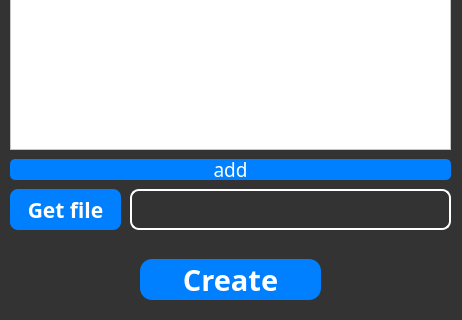
The window that ui/create_schedule.ui (Alchemmist/SchoolRing) describes before a commit, drawn with Qt 5; both pictures show x 0 to 462 and y 271 to 591 of the 462 by 591 pixel window.
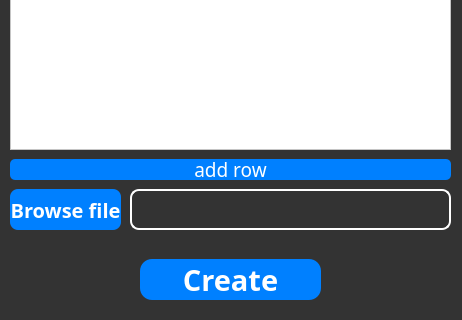
The same window after the commit.

Commit message: work on a edit/delete/add schedule on day

Patch:
```diff
--- a/ui/create_schedule.ui
+++ b/ui/create_schedule.ui
@@ -292,7 +292,7 @@
 </string>
    </property>
    <property name="text">
-    <string>add</string>
+    <string>add row</string>
    </property>
    <property name="iconSize">
     <size>
@@ -313,7 +313,7 @@
    <property name="font">
     <font>
      <family>Yandex Sans Display Bold</family>
-     <pointsize>16</pointsize>
+     <pointsize>15</pointsize>
      <weight>75</weight>
      <bold>true</bold>
     </font>
@@ -328,7 +328,7 @@
 </string>
    </property>
    <property name="text">
-    <string>Get file</string>
+    <string>Browse file</string>
    </property>
    <property name="iconSize">
     <size>
```
The commit also changes 18 other files.
